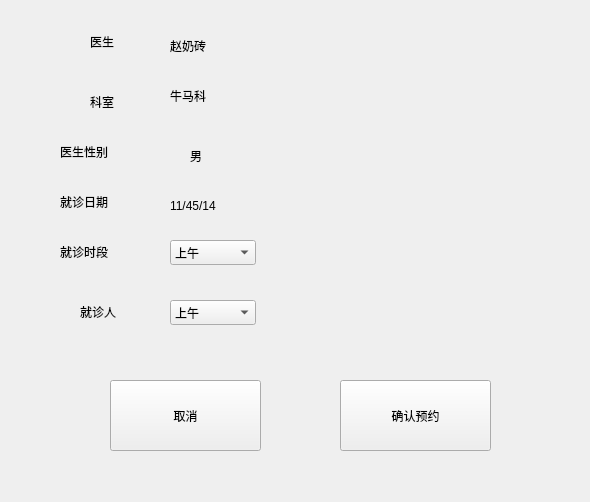
sayazaaa/SmMed, file commonuser/newappointment.ui: the form before one commit.
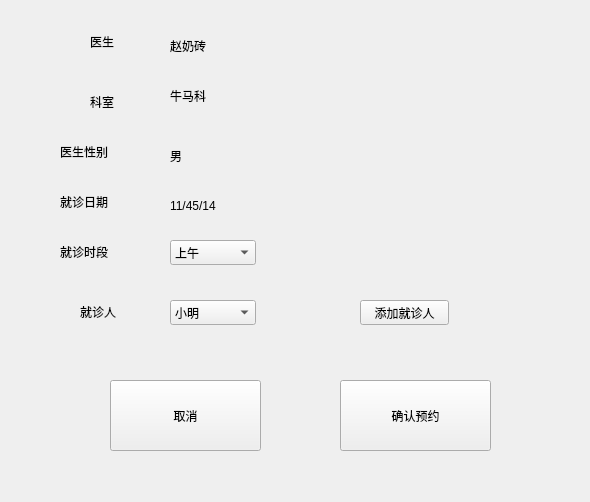
The form after the commit.

What changed in the file:
```diff
--- a/commonuser/newappointment.ui
+++ b/commonuser/newappointment.ui
@@ -119,9 +119,9 @@
   <widget class="QLabel" name="label_doc_gender">
    <property name="geometry">
     <rect>
-     <x>190</x>
+     <x>170</x>
      <y>140</y>
-     <width>111</width>
+     <width>41</width>
      <height>31</height>
     </rect>
    </property>
@@ -205,7 +205,7 @@
    </property>
    <item>
     <property name="text">
-     <string>上午</string>
+     <string>小明</string>
     </property>
    </item>
    <item>
@@ -219,6 +219,19 @@
     </property>
    </item>
   </widget>
+  <widget class="QPushButton" name="Btn_add_user">
+   <property name="geometry">
+    <rect>
+     <x>360</x>
+     <y>300</y>
+     <width>89</width>
+     <height>25</height>
+    </rect>
+   </property>
+   <property name="text">
+    <string>添加就诊人</string>
+   </property>
+  </widget>
  </widget>
  <resources/>
  <connections/>
```
Left out of the diff: 4 changed lines with no effect on the pictures.
